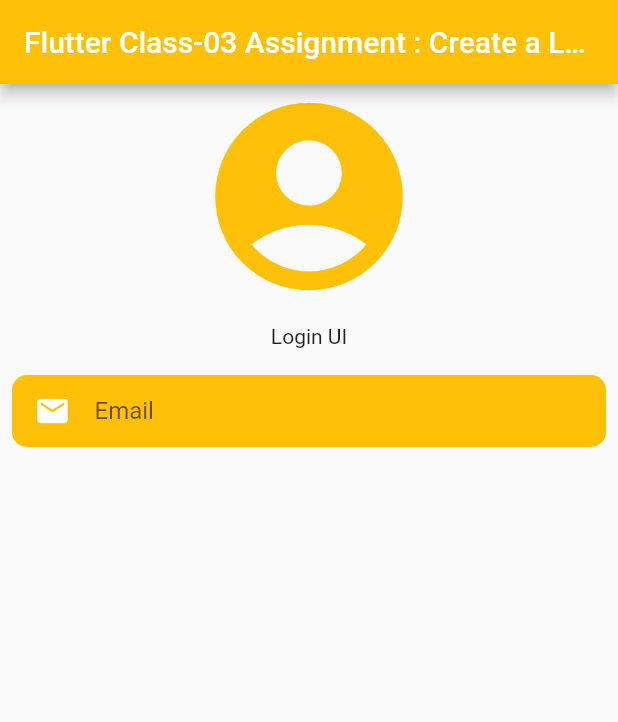
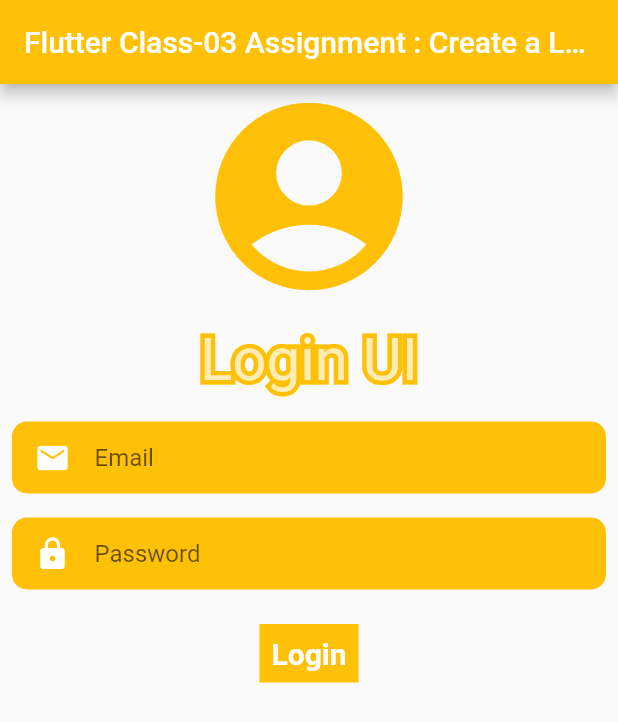
Before and after one commit to Mustack-Rabbi/Flutter_Class-03_Assignment, a Flutter app: the screen it shows after launch, on a phone screen of 412 x 824 dp. Shown: the top 722 px of the screen. Run offline on Flutter 3.47's test engine with Material 2 defaults, Android fonts, the phone set to English and light mode, and no system bars.

Commit message:
home work

```diff
--- a/lib/main.dart
+++ b/lib/main.dart
@@ -20,8 +20,8 @@ class HomePage extends StatelessWidget {
 
   @override
   Widget build(BuildContext context) {
-    final height = MediaQuery.of(context).size.height;
-    final width = MediaQuery.of(context).size.width;
+    //final height = MediaQuery.of(context).size.height;
+    // final width = MediaQuery.of(context).size.width;
     return Scaffold(
         appBar: AppBar(
             backgroundColor: Colors.amber,
@@ -36,11 +36,36 @@ class HomePage extends StatelessWidget {
               color: Colors.amber,
               size: 150.0,
             ),
-            SizedBox(
+            const SizedBox(
               height: 10,
             ),
-            Text("Login UI"),
-            SizedBox(
+            Stack(
+              children: [
+                Text(
+                  "Login UI",
+                  style: TextStyle(
+                    fontSize: 40,
+                    //fontWeight: FontWeight.bold,
+                    // color: Colors.amber,
+                    // textBaseline: TextBaseline.alphabetic,
+                    foreground: Paint()
+                      ..style = PaintingStyle.stroke
+                      ..strokeWidth = 6
+                      ..color = Colors.amber,
+                  ),
+                ),
+                const Text(
+                  "Login UI",
+                  style: TextStyle(
+                    fontSize: 40,
+                    //fontWeight: FontWeight.bold,
+                    color: Colors.white70,
+                    // textBaseline: TextBaseline.alphabetic,
+                  ),
+                ),
+              ],
+            ),
+            const SizedBox(
               height: 10,
             ),
             Padding(
@@ -49,7 +74,7 @@ class HomePage extends StatelessWidget {
                 decoration: BoxDecoration(
                     color: Colors.amber,
                     borderRadius: BorderRadius.circular(10)),
-                child: Padding(
+                child: const Padding(
                   padding: EdgeInsets.only(left: 15),
                   child: TextField(
                     decoration: InputDecoration(
@@ -59,7 +84,39 @@ class HomePage extends StatelessWidget {
                   ),
                 ),
               ),
-            )
+            ),
+            Padding(
+              padding: const EdgeInsets.all(8.0),
+              child: Container(
+                decoration: BoxDecoration(
+                    color: Colors.amber,
+                    borderRadius: BorderRadius.circular(10)),
+                child: const Padding(
+                  padding: EdgeInsets.only(left: 15),
+                  child: TextField(
+                    obscureText: true,
+                    decoration: InputDecoration(
+                        hintText: 'Password',
+                        icon: Icon(Icons.lock, color: Colors.white),
+                        border: InputBorder.none),
+                  ),
+                ),
+              ),
+            ),
+            const SizedBox(
+              height: 15,
+            ),
+            Container(
+                color: Colors.amber,
+                padding: const EdgeInsets.all(8.0),
+                child: const Text(
+                  "Login",
+                  style: TextStyle(
+                    fontWeight: FontWeight.bold,
+                    fontSize: 20,
+                    color: Colors.white,
+                  ),
+                ))
           ],
         )
 
```
Also changed, not shown: 1 other file.
